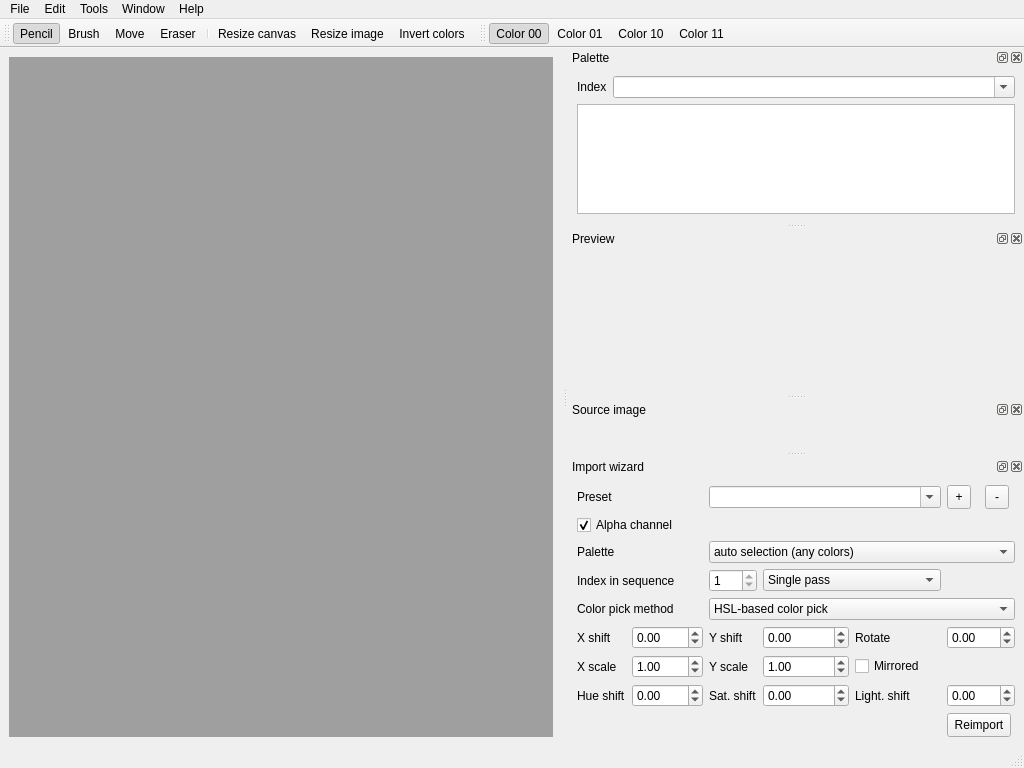
mistificator/zx4pixelizer, file mainwindow.ui: the form before one commit.
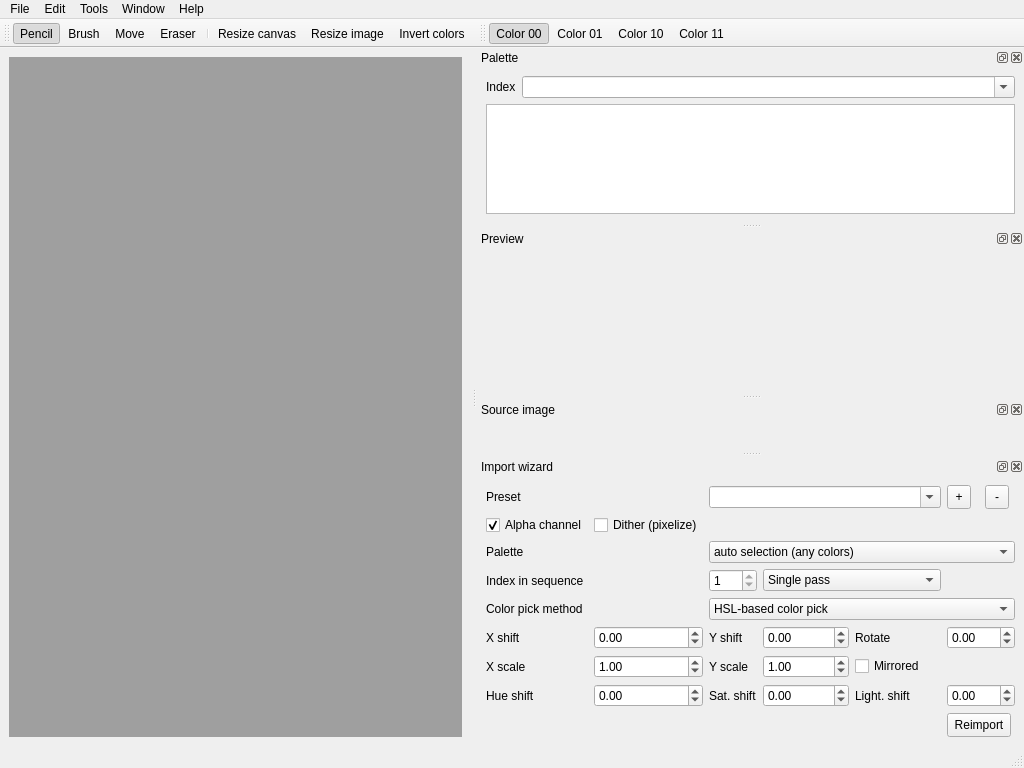
The form after the commit. Icons and pictures are not drawn.

Patch:
```diff
--- a/mainwindow.ui
+++ b/mainwindow.ui
@@ -397,7 +397,7 @@
        </property>
       </widget>
      </item>
-     <item row="1" column="0" colspan="2">
+     <item row="1" column="0">
       <widget class="QCheckBox" name="alphaBox">
        <property name="toolTip">
         <string>&lt;html&gt;&lt;head/&gt;&lt;body&gt;&lt;p&gt;&lt;span style=&quot; color:#d69545;&quot;&gt;If checked ithen import tool will use alpha channel if image has it or pixel from left top corner as alpha channel chromakey&lt;/span&gt;&lt;/p&gt;&lt;/body&gt;&lt;/html&gt;</string>
@@ -410,6 +410,19 @@
        </property>
       </widget>
      </item>
+     <item row="1" column="1">
+      <widget class="QCheckBox" name="ditherBox">
+       <property name="toolTip">
+        <string>&lt;html&gt;&lt;head/&gt;&lt;body&gt;&lt;p&gt;&lt;span style=&quot; color:#d69545;&quot;&gt;If checked then import tool will use 8 bit indexed palette&lt;/span&gt;&lt;/p&gt;&lt;/body&gt;&lt;/html&gt;</string>
+       </property>
+       <property name="text">
+        <string>Dither (pixelize)</string>
+       </property>
+       <property name="checked">
+        <bool>false</bool>
+       </property>
+      </widget>
+     </item>
      <item row="6" column="3">
       <widget class="QDoubleSpinBox" name="yScale">
        <property name="minimum">
```
Left out of the diff: 2 changed lines with no effect on the pictures.
